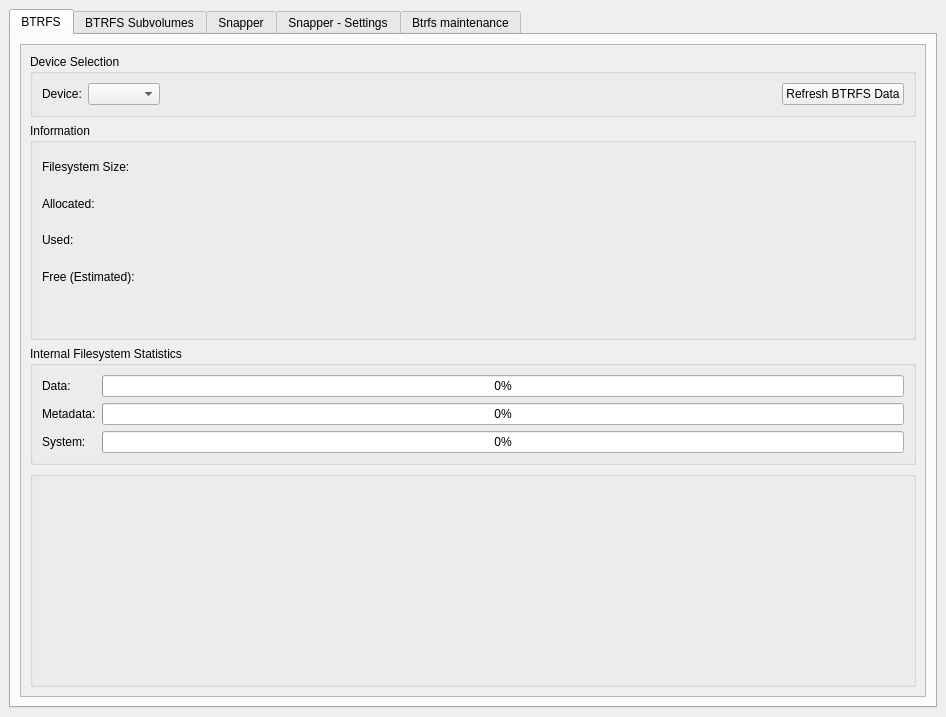
Above: btrfs-assistant.ui from nexusriot/btrfs-assistant before the change. Below: the same form after it.
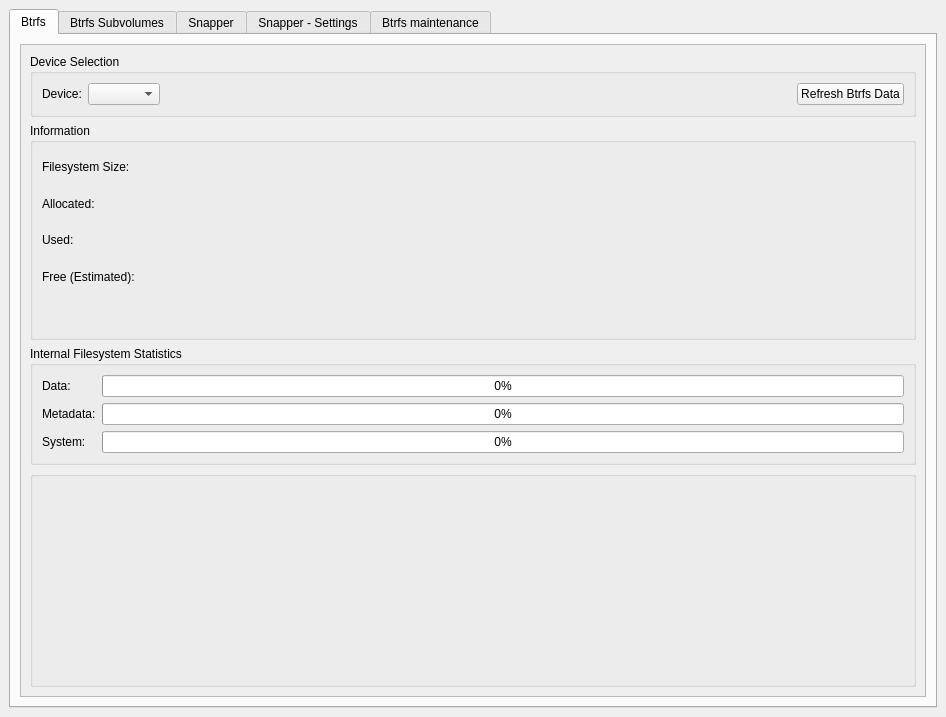
That is the form after the change. Icons and pictures are not drawn.

Commit message: Make capitalization of Btrfs more consistent

Diff of the .ui file:
```diff
--- a/btrfs-assistant.ui
+++ b/btrfs-assistant.ui
@@ -28,7 +28,7 @@
       </property>
       <widget class="QWidget" name="tab_btrfs">
        <attribute name="title">
-        <string>BTRFS</string>
+        <string>Btrfs</string>
        </attribute>
        <layout class="QGridLayout" name="gridLayout_33">
         <item row="0" column="0">
@@ -190,7 +190,7 @@
                <item>
                 <widget class="QPushButton" name="pushButton_load">
                  <property name="text">
-                  <string>Refresh BTRFS Data</string>
+                  <string>Refresh Btrfs Data</string>
                  </property>
                 </widget>
                </item>
@@ -275,7 +275,7 @@
       </widget>
       <widget class="QWidget" name="tab_subvolumes">
        <attribute name="title">
-        <string>BTRFS Subvolumes</string>
+        <string>Btrfs Subvolumes</string>
        </attribute>
        <layout class="QGridLayout" name="gridLayout_23">
         <item row="3" column="0">
```
